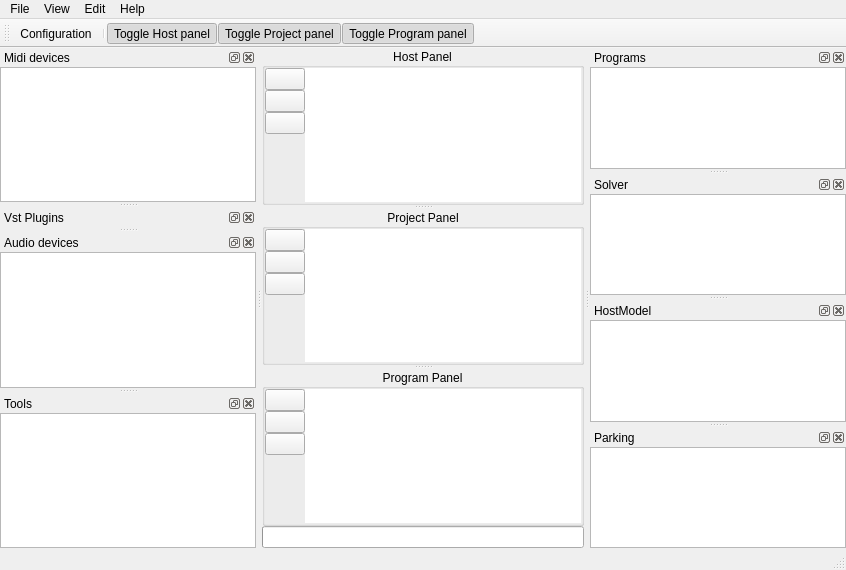
Qt form src/vstboard/mainwindow.ui (rbarreiros/vstboard) before a commit.
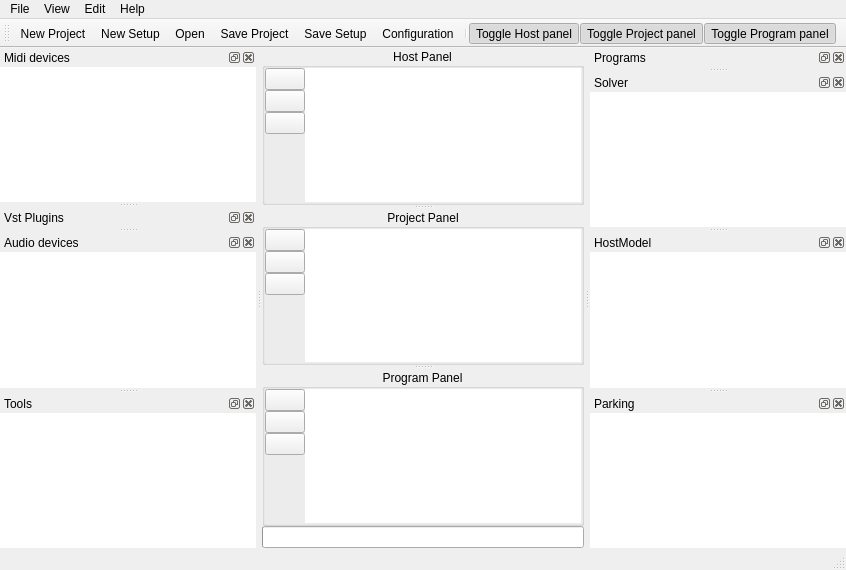
The same form after that commit. Icons and pictures are not drawn. Custom widgets are drawn as their Qt base class.

Commit message: can edit and move programs and groups added params to hostControler to change prog and grp

Patch:
```diff
--- a/src/vstboard/mainwindow.ui
+++ b/src/vstboard/mainwindow.ui
@@ -443,6 +443,11 @@
    <attribute name="toolBarBreak">
     <bool>false</bool>
    </attribute>
+   <addaction name="actionNew"/>
+   <addaction name="actionNew_Setup"/>
+   <addaction name="actionLoad"/>
+   <addaction name="actionSave"/>
+   <addaction name="actionSave_Setup"/>
    <addaction name="actionConfig"/>
    <addaction name="separator"/>
    <addaction name="actionHost_panel"/>
@@ -479,17 +484,7 @@
       <number>0</number>
      </property>
      <item>
-      <widget class="QTreeView" name="treePrograms">
-       <property name="frameShape">
-        <enum>QFrame::StyledPanel</enum>
-       </property>
-       <property name="animated">
-        <bool>true</bool>
-       </property>
-       <attribute name="headerVisible">
-        <bool>false</bool>
-       </attribute>
-      </widget>
+      <widget class="ProgramList" name="Programs" native="true"/>
      </item>
     </layout>
    </widget>
@@ -523,6 +518,9 @@
      </property>
      <item>
       <widget class="QTreeView" name="treeMidiInterfaces">
+       <property name="frameShape">
+        <enum>QFrame::NoFrame</enum>
+       </property>
        <property name="horizontalScrollBarPolicy">
         <enum>Qt::ScrollBarAlwaysOff</enum>
        </property>
@@ -596,6 +594,9 @@
      </property>
      <item>
       <widget class="QTreeView" name="treeAudioInterfaces">
+       <property name="frameShape">
+        <enum>QFrame::NoFrame</enum>
+       </property>
        <property name="horizontalScrollBarPolicy">
         <enum>Qt::ScrollBarAlwaysOff</enum>
        </property>
@@ -641,7 +642,11 @@
       <number>0</number>
      </property>
      <item>
-      <widget class="QTreeView" name="solverView"/>
+      <widget class="QTreeView" name="solverView">
+       <property name="frameShape">
+        <enum>QFrame::NoFrame</enum>
+       </property>
+      </widget>
      </item>
     </layout>
    </widget>
@@ -663,6 +668,9 @@
      </property>
      <item>
       <widget class="QTreeView" name="treeTools">
+       <property name="frameShape">
+        <enum>QFrame::NoFrame</enum>
+       </property>
        <property name="horizontalScrollBarPolicy">
         <enum>Qt::ScrollBarAlwaysOff</enum>
        </property>
@@ -715,6 +723,9 @@
      </property>
      <item>
       <widget class="QTreeView" name="treeHostModel">
+       <property name="frameShape">
+        <enum>QFrame::NoFrame</enum>
+       </property>
        <property name="editTriggers">
         <set>QAbstractItemView::EditKeyPressed|QAbstractItemView::SelectedClicked</set>
        </property>
@@ -764,6 +775,9 @@
      </property>
      <item>
       <widget class="QTreeView" name="treeParking">
+       <property name="frameShape">
+        <enum>QFrame::NoFrame</enum>
+       </property>
        <property name="editTriggers">
         <set>QAbstractItemView::EditKeyPressed|QAbstractItemView::SelectedClicked</set>
        </property>
@@ -782,15 +796,18 @@
        <property name="indentation">
         <number>10</number>
        </property>
+       <property name="rootIsDecorated">
+        <bool>false</bool>
+       </property>
        <property name="uniformRowHeights">
         <bool>true</bool>
        </property>
        <property name="sortingEnabled">
         <bool>true</bool>
        </property>
-       <property name="animated">
-        <bool>true</bool>
-       </property>
+       <attribute name="headerVisible">
+        <bool>false</bool>
+       </attribute>
       </widget>
      </item>
     </layout>
@@ -1043,6 +1060,12 @@
     <slot>zoomReset()</slot>
    </slots>
   </customwidget>
+  <customwidget>
+   <class>ProgramList</class>
+   <extends>QWidget</extends>
+   <header>views/programlist.h</header>
+   <container>1</container>
+  </customwidget>
  </customwidgets>
  <resources>
   <include location="../resources/resources.qrc"/>
```
The commit also changes 23 other files.
